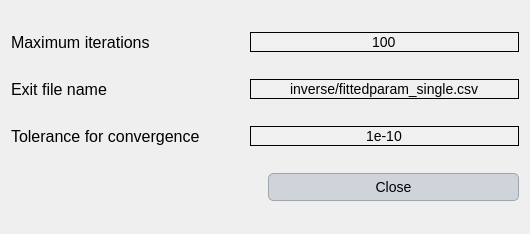
Above: Source_code/ui/calibration_advanced_settings_single.ui from Inigobarbe/VFSMOD-GUI before the change. Below: the same form after it.
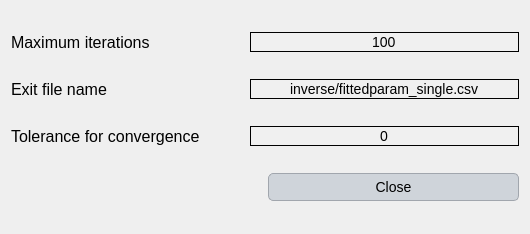
That is the form after the change.

The edit to the form file:
```diff
--- a/Source_code/ui/calibration_advanced_settings_single.ui
+++ b/Source_code/ui/calibration_advanced_settings_single.ui
@@ -145,7 +145,7 @@
         <cursorShape>IBeamCursor</cursorShape>
        </property>
        <property name="text">
-        <string>1e-10</string>
+        <string>0</string>
        </property>
        <property name="alignment">
         <set>Qt::AlignCenter</set>
```
